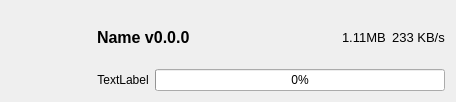
This is src/ui/downloaderitemwidget.ui in kaniol-lck/modmanager as Qt 5 draws it before an edit. The edited form follows.
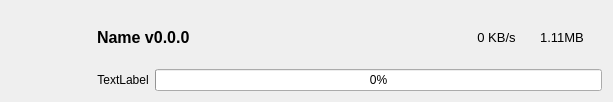
This is the edited form.

Commit message: fix download progress of size

Patch:
```diff
--- a/src/ui/downloaderitemwidget.ui
+++ b/src/ui/downloaderitemwidget.ui
@@ -6,8 +6,8 @@
    <rect>
     <x>0</x>
     <y>0</y>
-    <width>456</width>
-    <height>96</height>
+    <width>613</width>
+    <height>92</height>
    </rect>
   </property>
   <property name="contextMenuPolicy">
@@ -45,7 +45,9 @@
      </property>
     </widget>
    </item>
-   <item row="0" column="1" colspan="2">
+   <item row="0" column="1">
+    <layout class="QHBoxLayout" name="horizontalLayout_2">
+     <item>
     <widget class="QLabel" name="displayNameText">
      <property name="sizePolicy">
       <sizepolicy hsizetype="Expanding" vsizetype="Preferred">
@@ -68,7 +70,7 @@
      </property>
     </widget>
    </item>
-   <item row="0" column="3">
+     <item>
     <spacer name="horizontalSpacer">
      <property name="orientation">
       <enum>Qt::Horizontal</enum>
@@ -81,22 +83,7 @@
      </property>
     </spacer>
    </item>
-   <item row="0" column="4">
-    <widget class="QLabel" name="downloadSizeText">
-     <property name="font">
-      <font>
-       <pointsize>10</pointsize>
-      </font>
-     </property>
-     <property name="toolTip">
-      <string notr="true"/>
-     </property>
-     <property name="text">
-      <string>1.11MB</string>
-     </property>
-    </widget>
-   </item>
-   <item row="0" column="5">
+     <item>
     <widget class="QLabel" name="downloadSpeedText">
      <property name="sizePolicy">
       <sizepolicy hsizetype="Preferred" vsizetype="Preferred">
@@ -113,14 +100,54 @@
       <string notr="true"/>
      </property>
      <property name="text">
-      <string>233 KB/s</string>
+        <string>0 KB/s</string>
      </property>
      <property name="alignment">
       <set>Qt::AlignCenter</set>
      </property>
     </widget>
+     </item>
+     <item>
+      <widget class="QLabel" name="downloadSizeText">
+       <property name="sizePolicy">
+        <sizepolicy hsizetype="Fixed" vsizetype="Preferred">
+         <horstretch>0</horstretch>
+         <verstretch>0</verstretch>
+        </sizepolicy>
+       </property>
+       <property name="minimumSize">
+        <size>
+         <width>80</width>
+         <height>0</height>
+        </size>
+       </property>
+       <property name="maximumSize">
+        <size>
+         <width>80</width>
+         <height>16777215</height>
+        </size>
+       </property>
+       <property name="font">
+        <font>
+         <pointsize>10</pointsize>
+        </font>
+       </property>
+       <property name="toolTip">
+        <string notr="true"/>
+       </property>
+       <property name="text">
+        <string>1.11MB</string>
+       </property>
+       <property name="alignment">
+        <set>Qt::AlignCenter</set>
+       </property>
+      </widget>
+     </item>
+    </layout>
    </item>
    <item row="1" column="1">
+    <layout class="QHBoxLayout" name="horizontalLayout">
+     <item>
     <widget class="QLabel" name="downloaStatus">
      <property name="sizePolicy">
       <sizepolicy hsizetype="Fixed" vsizetype="Minimum">
@@ -139,12 +166,14 @@
      </property>
     </widget>
    </item>
-   <item row="1" column="2" colspan="4">
+     <item>
     <widget class="QProgressBar" name="downloadProgress">
      <property name="value">
       <number>0</number>
      </property>
     </widget>
+     </item>
+    </layout>
    </item>
   </layout>
  </widget>
```
Left out of the diff: 2 changed lines with no effect on the pictures. Lines whose indentation alone changed are shown as unchanged. The commit also changes 13 other files.
